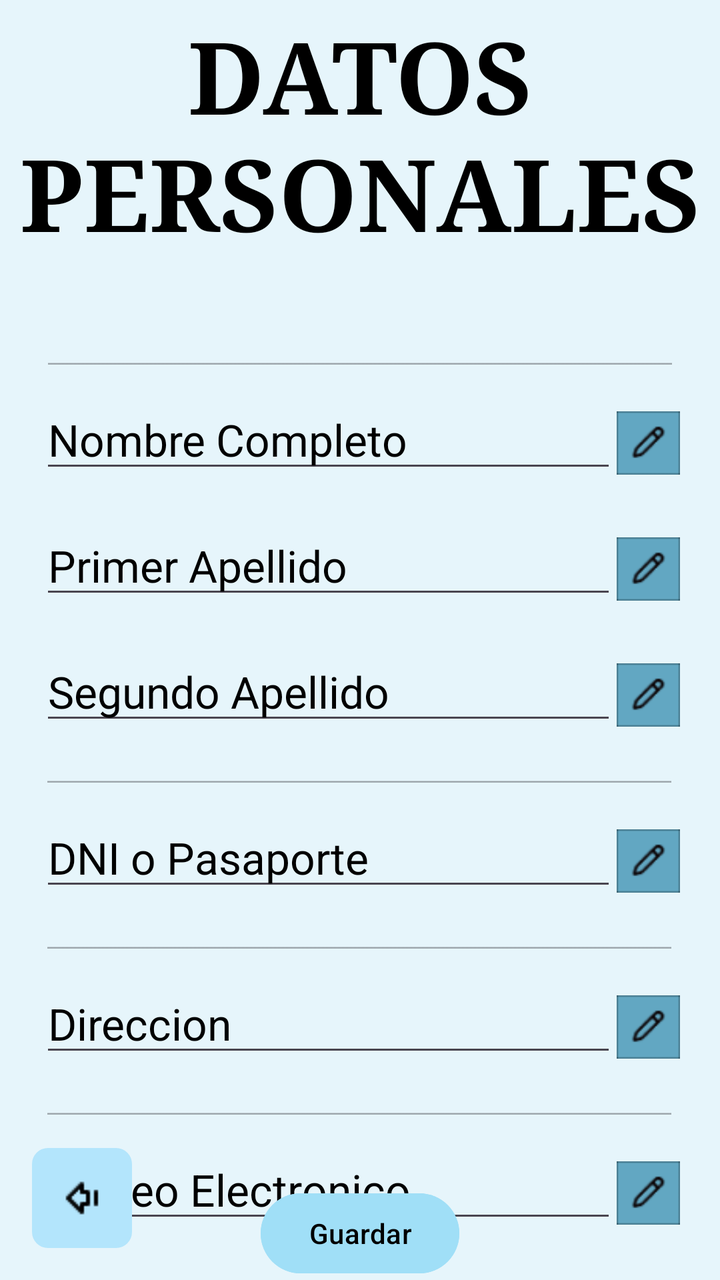
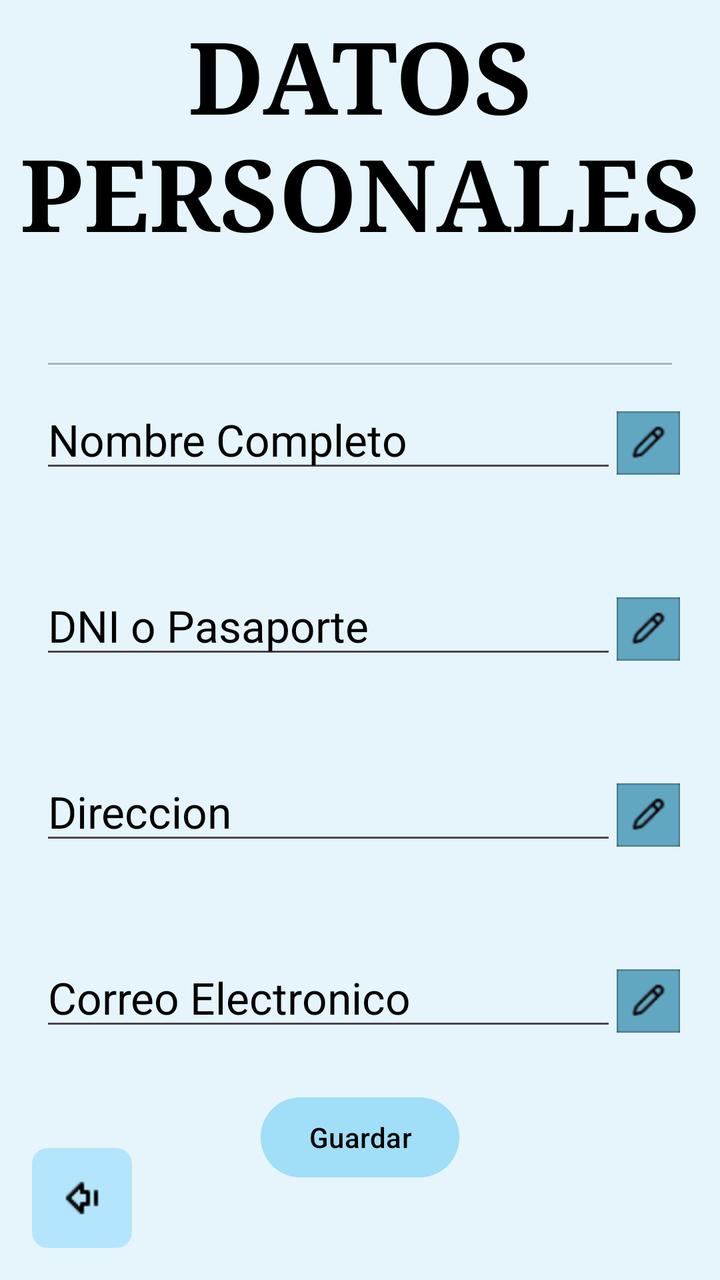

Screens rendered from an Android XML layout before and after an edit, with the pre-edit source and the edit as a unified diff.
<!-- AndroidManifest.xml: application theme Theme.CuidaLe -->
<!-- res/layout/fragment_datos_personales.xml -->
<?xml version="1.0" encoding="utf-8"?>
<androidx.constraintlayout.widget.ConstraintLayout xmlns:android="http://schemas.android.com/apk/res/android"
    xmlns:app="http://schemas.android.com/apk/res-auto"
    xmlns:tools="http://schemas.android.com/tools"
    android:id="@+id/frameLayout2"
    android:layout_width="match_parent"
    android:layout_height="match_parent"
    android:background="@color/fondo"
    tools:context=".FragmentDatosPersonales">

    <TextView
        android:id="@+id/textView10"
        android:layout_width="wrap_content"
        android:layout_height="wrap_content"
        android:layout_marginTop="4dp"
        android:fontFamily="serif"
        android:text="@string/DatosPersonales"
        android:textAlignment="center"
        android:textAllCaps="true"
        android:textColor="@color/black"
        android:textSize="50dp"
        android:textStyle="bold"
        app:layout_constraintEnd_toEndOf="parent"
        app:layout_constraintHorizontal_bias="0.0"
        app:layout_constraintStart_toStartOf="parent"
        app:layout_constraintTop_toTopOf="parent" />

    <EditText
        android:id="@+id/editTextTextEmailAddress"
        android:layout_width="320dp"
        android:layout_height="20dp"
        android:layout_marginTop="40dp"
        android:ems="10"
        android:enabled="false"
        android:inputType="textEmailAddress"
        app:layout_constraintEnd_toEndOf="parent"
        app:layout_constraintStart_toStartOf="parent"
        app:layout_constraintTop_toBottomOf="@+id/textView10"
        tools:ignore="TouchTargetSizeCheck,SpeakableTextPresentCheck" />

    <EditText
        android:id="@+id/editTextTextEmailAddress4"
        android:layout_width="320dp"
        android:layout_height="20dp"
        android:layout_marginTop="5dp"
        android:ems="10"
        android:enabled="false"
        android:inputType="textEmailAddress"
        app:layout_constraintEnd_toEndOf="parent"
        app:layout_constraintHorizontal_bias="0.493"
        app:layout_constraintStart_toStartOf="parent"
        app:layout_constraintTop_toBottomOf="@+id/linearLayout4"
        tools:ignore="TouchTargetSizeCheck,SpeakableTextPresentCheck" />

    <EditText
        android:id="@+id/editTextTextEmailAddress5"
        android:layout_width="320dp"
        android:layout_height="20dp"
        android:layout_marginTop="5dp"
        android:ems="10"
        android:enabled="false"
        android:inputType="textEmailAddress"
        app:layout_constraintEnd_toEndOf="parent"
        app:layout_constraintHorizontal_bias="0.493"
        app:layout_constraintStart_toStartOf="parent"
        app:layout_constraintTop_toBottomOf="@+id/linearLayout5"
        tools:ignore="TouchTargetSizeCheck,SpeakableTextPresentCheck" />

    <EditText
        android:id="@+id/editTextTextEmailAddress6"
        android:layout_width="320dp"
        android:layout_height="20dp"
        android:layout_marginTop="5dp"
        android:ems="10"
        android:enabled="false"
        android:inputType="textEmailAddress"
        app:layout_constraintEnd_toEndOf="parent"
        app:layout_constraintHorizontal_bias="0.493"
        app:layout_constraintStart_toStartOf="parent"
        app:layout_constraintTop_toBottomOf="@+id/linearLayout6"
        tools:ignore="TouchTargetSizeCheck,SpeakableTextPresentCheck" />

    <LinearLayout
        android:id="@+id/linearLayout2"
        android:layout_width="320dp"
        android:layout_height="wrap_content"
        android:layout_marginTop="5dp"
        android:orientation="horizontal"
        app:layout_constraintEnd_toEndOf="parent"
        app:layout_constraintStart_toStartOf="parent"
        app:layout_constraintTop_toBottomOf="@+id/editTextTextEmailAddress">

        <EditText
            android:id="@+id/EditTextNombre"
            android:layout_width="wrap_content"
            android:layout_height="wrap_content"
            android:layout_weight="1"
            android:ems="10"
            android:hint="@string/Nombre"
            android:inputType="text"
            android:textColorHint="#000000"
            android:textSize="22sp"
            tools:ignore="TouchTargetSizeCheck,SpeakableTextPresentCheck" />

        <ImageView
            android:id="@+id/imageView"
            android:layout_width="0dp"
            android:layout_height="53dp"
            android:layout_weight="1"
            android:src="@drawable/editboton" />
    </LinearLayout>

    <LinearLayout
        android:id="@+id/linearLayout3"
        android:layout_width="320dp"
        android:layout_height="wrap_content"
        android:layout_marginTop="10dp"
        android:layout_weight="1"
        android:orientation="horizontal"
        app:layout_constraintEnd_toEndOf="parent"
        app:layout_constraintStart_toStartOf="parent"
        app:layout_constraintTop_toBottomOf="@+id/linearLayout2">

        <EditText
            android:id="@+id/EditTextPrimerApellido"
            android:layout_width="wrap_content"
            android:layout_height="wrap_content"
            android:layout_weight="1"
            android:ems="10"
            android:hint="@string/Apellido"
            android:inputType="text"
            android:textColorHint="#000000"
            android:textSize="22sp"
            tools:ignore="TouchTargetSizeCheck,SpeakableTextPresentCheck" />

        <ImageView
            android:id="@+id/CuentaMenu"
            android:layout_width="0dp"
            android:layout_height="53dp"
            android:layout_weight="1"
            android:src="@drawable/editboton" />
    </LinearLayout>

    <LinearLayout
        android:id="@+id/linearLayout4"
        android:layout_width="320dp"
        android:layout_height="wrap_content"
        android:layout_marginTop="10dp"
        android:layout_weight="1"
        android:orientation="horizontal"
        app:layout_constraintEnd_toEndOf="parent"
        app:layout_constraintStart_toStartOf="parent"
        app:layout_constraintTop_toBottomOf="@+id/linearLayout3">

        <EditText
            android:id="@+id/EditTextSegundoApellido"
            android:layout_width="wrap_content"
            android:layout_height="wrap_content"
            android:layout_weight="1"
            android:ems="10"
            android:hint="@string/Apellido2"
            android:inputType="text"
            android:textColorHint="#000000"
            android:textSize="22sp"
            tools:ignore="TouchTargetSizeCheck,SpeakableTextPresentCheck" />

        <ImageView
            android:id="@+id/imageView3"
            android:layout_width="0dp"
            android:layout_height="53dp"
            android:layout_weight="1"
            android:src="@drawable/editboton" />
    </LinearLayout>

    <LinearLayout
        android:id="@+id/linearLayout5"
        android:layout_width="320dp"
        android:layout_height="wrap_content"
        android:layout_marginTop="5dp"
        android:layout_weight="1"
        android:orientation="horizontal"
        app:layout_constraintEnd_toEndOf="parent"
        app:layout_constraintStart_toStartOf="parent"
        app:layout_constraintTop_toBottomOf="@+id/editTextTextEmailAddress4">

        <EditText
            android:id="@+id/EditTextDNI"
            android:layout_width="wrap_content"
            android:layout_height="wrap_content"
            android:layout_weight="1"
            android:ems="10"
            android:hint="@string/DNI"
            android:inputType="text"
            android:textColorHint="#000000"
            android:textSize="22sp"
            tools:ignore="TouchTargetSizeCheck,SpeakableTextPresentCheck" />

        <ImageView
            android:id="@+id/Logo"
            android:layout_width="0dp"
            android:layout_height="53dp"
            android:layout_weight="1"
            android:src="@drawable/editboton" />
    </LinearLayout>

    <LinearLayout
        android:id="@+id/linearLayout6"
        android:layout_width="320dp"
        android:layout_height="wrap_content"
        android:layout_marginTop="5dp"
        android:layout_weight="1"
        android:orientation="horizontal"
        app:layout_constraintEnd_toEndOf="parent"
        app:layout_constraintStart_toStartOf="parent"
        app:layout_constraintTop_toBottomOf="@+id/editTextTextEmailAddress5">

        <EditText
            android:id="@+id/EditTextDireccion"
            android:layout_width="wrap_content"
            android:layout_height="wrap_content"
            android:layout_weight="1"
            android:ems="10"
            android:hint="@string/Direccion"
            android:inputType="text"
            android:textColorHint="#000000"
            android:textSize="22sp"
            tools:ignore="TouchTargetSizeCheck,SpeakableTextPresentCheck" />

        <ImageView
            android:id="@+id/imageView5"
            android:layout_width="0dp"
            android:layout_height="53dp"
            android:layout_weight="1"
            android:src="@drawable/editboton" />
    </LinearLayout>

    <LinearLayout
        android:id="@+id/linearLayout7"
        android:layout_width="320dp"
        android:layout_height="wrap_content"
        android:layout_marginTop="5dp"
        android:layout_weight="1"
        android:orientation="horizontal"
        app:layout_constraintEnd_toEndOf="parent"
        app:layout_constraintStart_toStartOf="parent"
        app:layout_constraintTop_toBottomOf="@+id/editTextTextEmailAddress6">

        <EditText
            android:id="@+id/EditTextCorreo"
            android:layout_width="wrap_content"
            android:layout_height="wrap_content"
            android:layout_weight="1"
            android:ems="10"
            android:hint="@string/CE"
            android:inputType="text"
            android:textColorHint="#000000"
            android:textSize="22sp"
            tools:ignore="TouchTargetSizeCheck,SpeakableTextPresentCheck" />

        <ImageView
            android:id="@+id/imageView6"
            android:layout_width="0dp"
            android:layout_height="53dp"
            android:layout_weight="1"
            android:src="@drawable/editboton" />
    </LinearLayout>

    <Button
        android:id="@+id/button"
        android:layout_width="wrap_content"
        android:layout_height="wrap_content"
        android:layout_marginTop="-30dp"
        android:backgroundTint="@color/boton"
        android:text="@string/Guardar"
        android:textColor="#000000"
        app:layout_constraintBottom_toBottomOf="parent"
        app:layout_constraintEnd_toEndOf="parent"
        app:layout_constraintStart_toStartOf="parent"
        app:layout_constraintTop_toBottomOf="@+id/linearLayout7" />

    <ImageButton
        android:id="@+id/btn_retrocesoDatos"
        android:layout_width="50dp"
        android:layout_height="50dp"
        android:layout_gravity="bottom|start"
        android:layout_margin="16dp"
        android:background="@drawable/rounded_light_blue"
        android:padding="8dp"
        android:src="@drawable/ic_back"
        app:layout_constraintBottom_toBottomOf="parent"
        app:layout_constraintStart_toStartOf="parent"
        tools:ignore="SpeakableTextPresentCheck" />

</androidx.constraintlayout.widget.ConstraintLayout>
<!-- resources referenced by this layout -->
<resources>
  <color name="black">#FF000000</color>
  <color name="boton">#A0DFF7</color>
  <color name="fondo">#E6F5FB</color>
  <!-- drawable editboton: png bitmap (drawable, 1032 bytes) -->
  <!-- drawable ic_back: png bitmap (drawable, 287 bytes) -->
  <!-- drawable rounded_light_blue (drawable) -->
  <?xml version="1.0" encoding="utf-8"?>
  <shape xmlns:android="http://schemas.android.com/apk/res/android">
      <solid android:color="#B3E5FC"/>
      <corners android:radius="8dp"/>
  </shape>
  <string name="Apellido">Primer Apellido</string>
  <string name="Apellido2">Segundo Apellido</string>
  <string name="CE">Correo Electronico</string>
  <string name="DNI">DNI o Pasaporte</string>
  <string name="DatosPersonales">Datos personales</string>
  <string name="Direccion">Direccion</string>
  <string name="Guardar">Guardar</string>
  <string name="Nombre">Nombre Completo</string>
  <style name="Theme.CuidaLe" parent="Base.Theme.CuidaLe" />
  <style name="Base.Theme.CuidaLe" parent="Theme.Material3.DayNight.NoActionBar">
          
          
      </style>
</resources>

<!-- the commit's change to res/layout/fragment_datos_personales.xml (unified diff, before → after) -->
@@ -38,48 +38,6 @@
         app:layout_constraintTop_toBottomOf="@+id/textView10"
         tools:ignore="TouchTargetSizeCheck,SpeakableTextPresentCheck" />
 
-    <EditText
-        android:id="@+id/editTextTextEmailAddress4"
-        android:layout_width="320dp"
-        android:layout_height="20dp"
-        android:layout_marginTop="5dp"
-        android:ems="10"
-        android:enabled="false"
-        android:inputType="textEmailAddress"
-        app:layout_constraintEnd_toEndOf="parent"
-        app:layout_constraintHorizontal_bias="0.493"
-        app:layout_constraintStart_toStartOf="parent"
-        app:layout_constraintTop_toBottomOf="@+id/linearLayout4"
-        tools:ignore="TouchTargetSizeCheck,SpeakableTextPresentCheck" />
-
-    <EditText
-        android:id="@+id/editTextTextEmailAddress5"
-        android:layout_width="320dp"
-        android:layout_height="20dp"
-        android:layout_marginTop="5dp"
-        android:ems="10"
-        android:enabled="false"
-        android:inputType="textEmailAddress"
-        app:layout_constraintEnd_toEndOf="parent"
-        app:layout_constraintHorizontal_bias="0.493"
-        app:layout_constraintStart_toStartOf="parent"
-        app:layout_constraintTop_toBottomOf="@+id/linearLayout5"
-        tools:ignore="TouchTargetSizeCheck,SpeakableTextPresentCheck" />
-
-    <EditText
-        android:id="@+id/editTextTextEmailAddress6"
-        android:layout_width="320dp"
-        android:layout_height="20dp"
-        android:layout_marginTop="5dp"
-        android:ems="10"
-        android:enabled="false"
-        android:inputType="textEmailAddress"
-        app:layout_constraintEnd_toEndOf="parent"
-        app:layout_constraintHorizontal_bias="0.493"
-        app:layout_constraintStart_toStartOf="parent"
-        app:layout_constraintTop_toBottomOf="@+id/linearLayout6"
-        tools:ignore="TouchTargetSizeCheck,SpeakableTextPresentCheck" />
-
     <LinearLayout
         android:id="@+id/linearLayout2"
         android:layout_width="320dp"
@@ -111,77 +69,15 @@
     </LinearLayout>
 
     <LinearLayout
-        android:id="@+id/linearLayout3"
+        android:id="@+id/linearLayout5"
         android:layout_width="320dp"
         android:layout_height="wrap_content"
-        android:layout_marginTop="10dp"
+        android:layout_marginTop="40dp"
         android:layout_weight="1"
         android:orientation="horizontal"
         app:layout_constraintEnd_toEndOf="parent"
         app:layout_constraintStart_toStartOf="parent"
         app:layout_constraintTop_toBottomOf="@+id/linearLayout2">
-
-        <EditText
-            android:id="@+id/EditTextPrimerApellido"
-            android:layout_width="wrap_content"
-            android:layout_height="wrap_content"
-            android:layout_weight="1"
-            android:ems="10"
-            android:hint="@string/Apellido"
-            android:inputType="text"
-            android:textColorHint="#000000"
-            android:textSize="22sp"
-            tools:ignore="TouchTargetSizeCheck,SpeakableTextPresentCheck" />
-
-        <ImageView
-            android:id="@+id/CuentaMenu"
-            android:layout_width="0dp"
-            android:layout_height="53dp"
-            android:layout_weight="1"
-            android:src="@drawable/editboton" />
-    </LinearLayout>
-
-    <LinearLayout
-        android:id="@+id/linearLayout4"
-        android:layout_width="320dp"
-        android:layout_height="wrap_content"
-        android:layout_marginTop="10dp"
-        android:layout_weight="1"
-        android:orientation="horizontal"
-        app:layout_constraintEnd_toEndOf="parent"
-        app:layout_constraintStart_toStartOf="parent"
-        app:layout_constraintTop_toBottomOf="@+id/linearLayout3">
-
-        <EditText
-            android:id="@+id/EditTextSegundoApellido"
-            android:layout_width="wrap_content"
-            android:layout_height="wrap_content"
-            android:layout_weight="1"
-            android:ems="10"
-            android:hint="@string/Apellido2"
-            android:inputType="text"
-            android:textColorHint="#000000"
-            android:textSize="22sp"
-            tools:ignore="TouchTargetSizeCheck,SpeakableTextPresentCheck" />
-
-        <ImageView
-            android:id="@+id/imageView3"
-            android:layout_width="0dp"
-            android:layout_height="53dp"
-            android:layout_weight="1"
-            android:src="@drawable/editboton" />
-    </LinearLayout>
-
-    <LinearLayout
-        android:id="@+id/linearLayout5"
-        android:layout_width="320dp"
-        android:layout_height="wrap_content"
-        android:layout_marginTop="5dp"
-        android:layout_weight="1"
-        android:orientation="horizontal"
-        app:layout_constraintEnd_toEndOf="parent"
-        app:layout_constraintStart_toStartOf="parent"
-        app:layout_constraintTop_toBottomOf="@+id/editTextTextEmailAddress4">
 
         <EditText
             android:id="@+id/EditTextDNI"
@@ -207,12 +103,12 @@
         android:id="@+id/linearLayout6"
         android:layout_width="320dp"
         android:layout_height="wrap_content"
-        android:layout_marginTop="5dp"
+        android:layout_marginTop="40dp"
         android:layout_weight="1"
         android:orientation="horizontal"
         app:layout_constraintEnd_toEndOf="parent"
         app:layout_constraintStart_toStartOf="parent"
-        app:layout_constraintTop_toBottomOf="@+id/editTextTextEmailAddress5">
+        app:layout_constraintTop_toBottomOf="@+id/linearLayout5">
 
         <EditText
             android:id="@+id/EditTextDireccion"
@@ -238,12 +134,12 @@
         android:id="@+id/linearLayout7"
         android:layout_width="320dp"
         android:layout_height="wrap_content"
-        android:layout_marginTop="5dp"
+        android:layout_marginTop="40dp"
         android:layout_weight="1"
         android:orientation="horizontal"
         app:layout_constraintEnd_toEndOf="parent"
         app:layout_constraintStart_toStartOf="parent"
-        app:layout_constraintTop_toBottomOf="@+id/editTextTextEmailAddress6">
+        app:layout_constraintTop_toBottomOf="@+id/linearLayout6">
 
         <EditText
             android:id="@+id/EditTextCorreo"
<!-- resource entries referenced after the edit -->
@@ -11,8 +11,6 @@
       <solid android:color="#B3E5FC"/>
       <corners android:radius="8dp"/>
   </shape>
-  <string name="Apellido">Primer Apellido</string>
-  <string name="Apellido2">Segundo Apellido</string>
   <string name="CE">Correo Electronico</string>
   <string name="DNI">DNI o Pasaporte</string>
   <string name="DatosPersonales">Datos personales</string>
